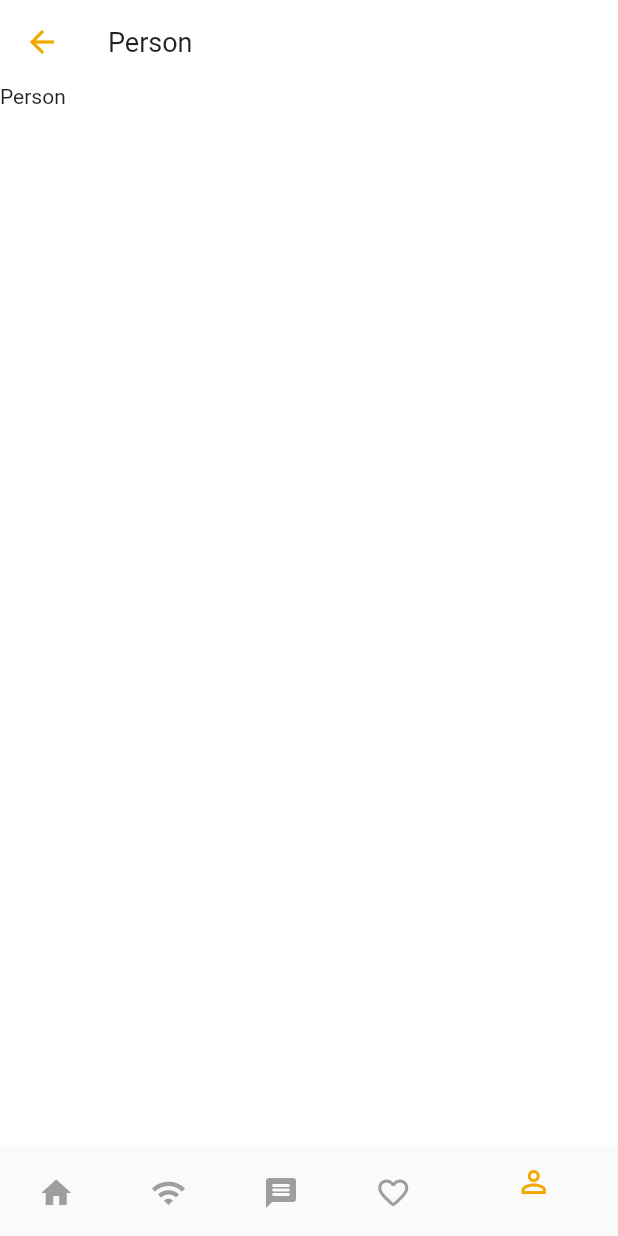
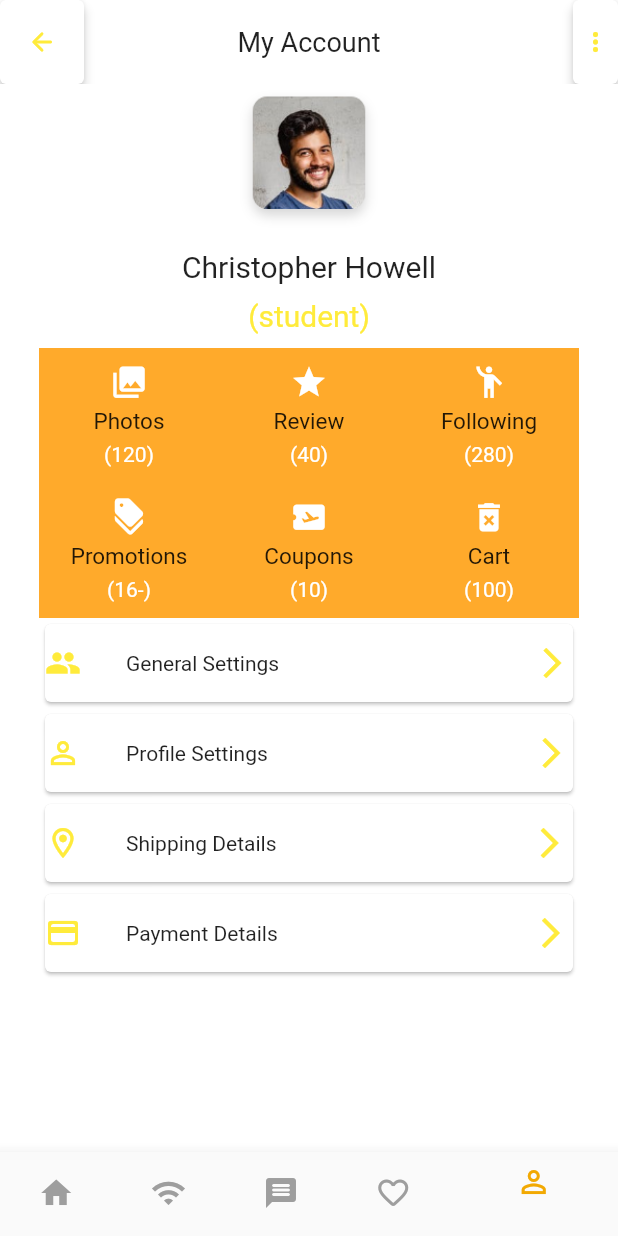
Before and after one commit to Tooba-Tariq/food_app, a Flutter app: the TabScreen screen opened directly, item 5 of the bottom bar chosen, on a phone screen of 412 x 824 dp. Run offline on Flutter 3.47's test engine with Material 2 defaults, Android fonts, the phone set to English and light mode, and no system bars; our stand-ins replace badges, carousel_slider, google_fonts, introduction_screen, smooth_page_indicator; missing offline and left inert: search_page.

Commit message:
My Account Screen

```diff
--- a/lib/src/screens/person/person_screen.dart
+++ b/lib/src/screens/person/person_screen.dart
@@ -0,0 +1,169 @@
+import 'package:flutter/material.dart';
+
+class PersonScreen extends StatelessWidget {
+  const PersonScreen({Key? key}) : super(key: key);
+
+  @override
+  Widget build(BuildContext context) {
+    return Container(
+      child: SingleChildScrollView(
+        child: Column(
+          children: [
+            Container(
+              child: Row(
+                mainAxisAlignment: MainAxisAlignment.center,
+                children: [
+                  Column(
+                    children: [
+                      //container for profile
+                      Container(
+                        decoration: BoxDecoration(
+                            borderRadius: BorderRadius.circular(20)),
+                        height: 100,
+                        width: 100,
+                        child: ClipRRect(
+                          borderRadius: BorderRadius.circular(20),
+                          child: Image.asset(
+                            "assets/images/image.png",
+                            fit: BoxFit.fill,
+                          ),
+                        ),
+                      ), // profile conainer end
+                      SizedBox(
+                        height: 10,
+                      ),
+                      Text(
+                        "Christopher Howell",
+                        style: TextStyle(
+                          fontSize: 20,
+                        ),
+                      ),
+                      SizedBox(
+                        height: 10,
+                      ),
+                      Text(
+                        "(student)",
+                        style: TextStyle(
+                          fontSize: 20,
+                          color: Colors.yellow,
+                        ),
+                      ),
+                      // orange container
+                      Container(
+                        margin: EdgeInsets.only(top: 10),
+                        width: 360,
+                        height: 180,
+                        color: Colors.white,
+                        child: Column(children: [
+                          //first row
+                          Row(
+                            children: [
+                              // first container
+                              dashboardMethod(
+                                  Icons.photo_library, "Photos", "(120)"),
+                              dashboardMethod(Icons.star, "Review", "(40)"),
+                              dashboardMethod(Icons.emoji_people_sharp,
+                                  "Following", "(280)"),
+                            ],
+                          ),
+                          //second row
+                          Row(
+                            children: [
+                              // first container
+                              dashboardMethod(
+                                  Icons.discount, "Promotions", "(16-)"),
+                              dashboardMethod(
+                                  Icons.airplane_ticket, "Coupons", "(10)"),
+                              dashboardMethod(
+                                  Icons.delete_forever, "Cart", "(100)"),
+                            ],
+                          ),
+                        ]),
+                      ), //Orange container end
+
+                      //cardssssssssssssssssssss
+                      Container(
+                        color: Colors.white,
+                        child: Column(children: [
+                          bottomCards(Icons.people, "General Settings"),
+                          bottomCards(
+                              Icons.perm_identity, "Profile Settings  "),
+                          bottomCards(
+                              Icons.location_on_outlined, "Shipping Details"),
+                          bottomCards(Icons.payment_rounded, "Payment Details"),
+                        ]),
+                      ),
+                    ],
+                  )
+                ],
+              ),
+            )
+          ],
+        ),
+      ),
+    );
+  }
+
+  Container bottomCards(IconData icon, String text) {
+    return Container(
+      height: 60,
+      width: 360,
+      child: Card(
+        child: Row(
+          children: [
+            Icon(
+              icon,
+              color: Colors.yellow,
+            ),
+            SizedBox(
+              width: 30,
+            ),
+            Text("$text"),
+            SizedBox(
+              width: 170,
+            ),
+            Icon(
+              Icons.arrow_forward_ios,
+              color: Colors.yellow,
+            )
+          ],
+        ),
+      ),
+    );
+  }
+
+  Container dashboardMethod(IconData icon, String title, String number) {
+    return Container(
+      width: 120,
+      height: 90,
+      color: Color.fromARGB(255, 255, 170, 43),
+      child: Column(
+        children: [
+          //first icon
+          SizedBox(
+            height: 10,
+          ),
+          Icon(
+            icon,
+            color: Colors.white,
+            size: 25,
+          ),
+          SizedBox(
+            height: 5,
+          ),
+          Text(
+            "$title",
+            style: TextStyle(fontSize: 15),
+          ),
+          SizedBox(
+            height: 5,
+          ),
+          Text("$number",
+              style: TextStyle(
+                color: Colors.white,
+              )),
+        ],
+      ),
+    );
+  }
+}
--- a/lib/src/screens/tabs/tab_screen.dart
+++ b/lib/src/screens/tabs/tab_screen.dart
@@ -1,4 +1,5 @@
 import 'package:flutter/material.dart';
+import 'package:food_app/src/screens/person/person_screen.dart';
 import '../../../core/util/custom_page_route.dart';
 import '../login/login_screen.dart';
 
@@ -163,21 +164,18 @@ class _TabScreenState extends State<TabScreen> {
         {
           'appBar': AppBar(
             backgroundColor: Colors.white,
-            leading: IconButton(
-                icon: Icon(
-                  Icons.adaptive.arrow_back,
-                  color: AppColor.themePrimary,
-                ),
-                onPressed: () {}),
+            leading: appBarElevatedButton(Icons.arrow_back_rounded),
             elevation: 0,
+            centerTitle: true,
             title: const Text(
-              'Person',
+              'My Account',
               style: TextStyle(
                 fontSize: 18,
               ),
             ),
+            actions: [appBarElevatedButton(Icons.more_vert)],
           ),
-          'route': const Text('Person'),
+          'route': const PersonScreen(),
         },
       ];
   @override
@@ -239,4 +237,28 @@ class _TabScreenState extends State<TabScreen> {
       ),
     );
   }
+
+  appBarElevatedButton(IconData icon) {
+    return Container(
+      height: 30,
+      width: 30,
+      child: ElevatedButton(
+        onPressed: () {},
+        child: Icon(
+          icon,
+          color: Colors.yellow,
+          size: 20,
+        ),
+        style: ElevatedButton.styleFrom(
+          //background color of button
+          padding: EdgeInsets.all(0),
+          elevation: 3,
+          primary: Colors.white, //elevation of button
+          // shape: RoundedRectangleBorder(
+          //   borderRadius: BorderRadius.circular(5),
+          // ),
+        ),
+      ),
+    );
+  }
 }
```
